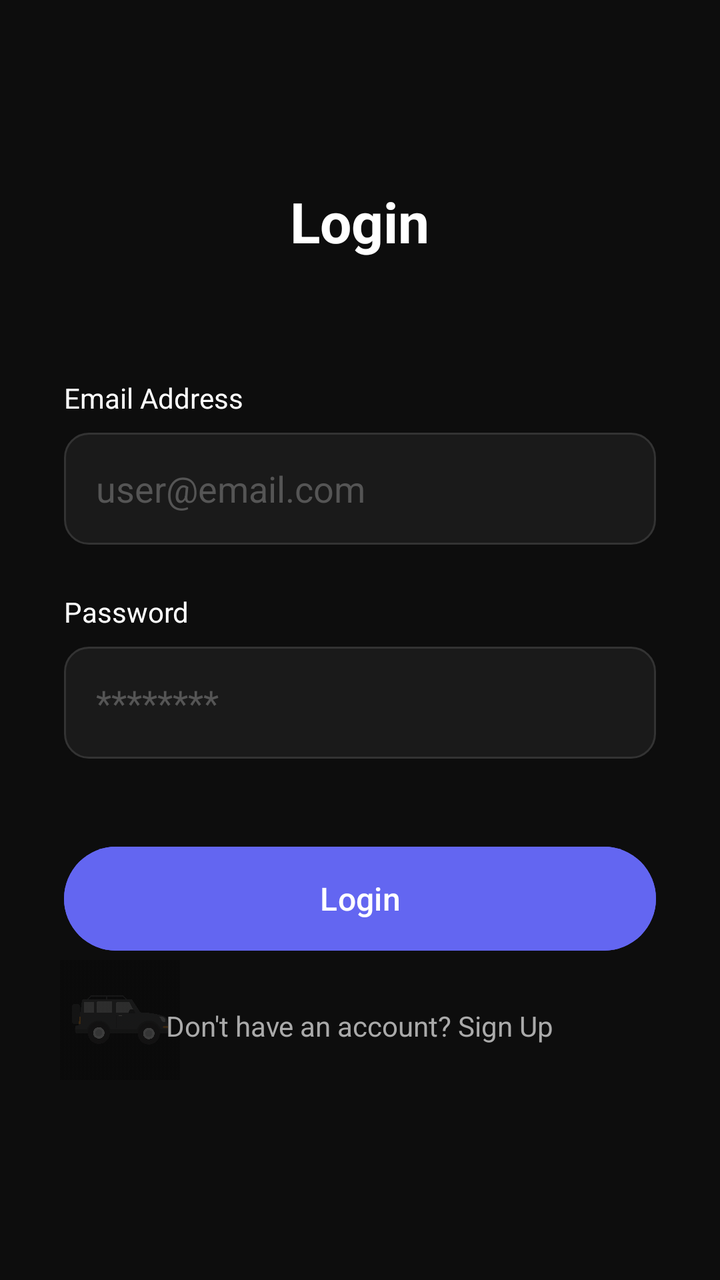
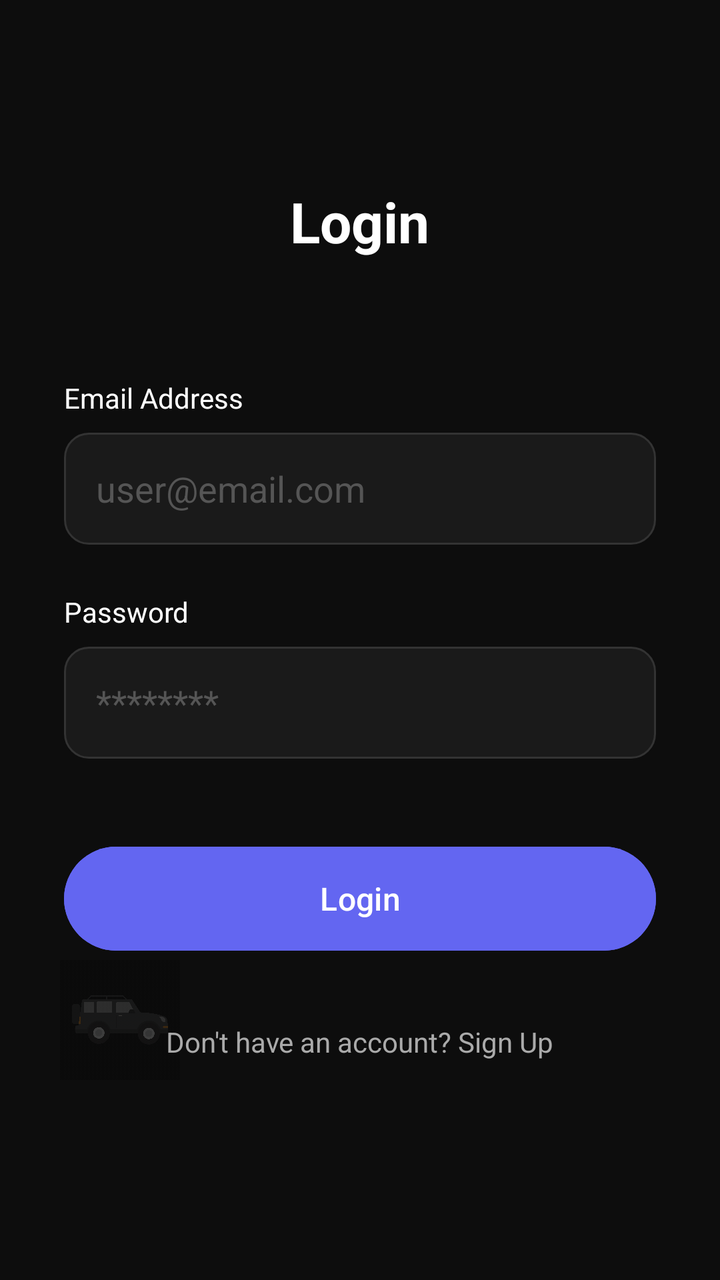

Compare the two renders of this Android layout. The source of the first and the diff that turns it into the second are given below.
<!-- AndroidManifest.xml: application theme Theme.Carpoolproject -->
<!-- res/layout/activity_login.xml -->
<?xml version="1.0" encoding="utf-8"?>
<FrameLayout xmlns:android="http://schemas.android.com/apk/res/android"
    android:layout_width="match_parent"
    android:layout_height="match_parent"
    android:background="@color/background_dark">

    <ImageView
        android:id="@+id/ivAnimatedCar"
        android:layout_width="120dp"
        android:layout_height="60dp"
        android:layout_gravity="bottom"
        android:layout_marginBottom="100dp"
        android:alpha="0.2"
        android:src="@drawable/ic_car_2" />

    <LinearLayout
        android:layout_width="match_parent"
        android:layout_height="match_parent"
        android:orientation="vertical"
        android:padding="32dp"
        android:gravity="center_horizontal">

        <TextView
            android:layout_width="wrap_content"
            android:layout_height="wrap_content"
            android:text="Login"
            android:textColor="@color/white"
            android:textSize="28sp"
            android:textStyle="bold"
            android:layout_marginTop="60dp"
            android:layout_marginBottom="60dp"/>

        <TextView
            android:layout_width="match_parent"
            android:layout_height="wrap_content"
            android:text="Email Address"
            android:textColor="@color/white"
            android:textSize="14sp"
            android:layout_marginBottom="8dp"/>

        <EditText
            android:id="@+id/etEmail"
            android:layout_width="match_parent"
            android:layout_height="56dp"
            android:background="@drawable/edit_text_bg"
            android:hint="user@email.com"
            android:textColorHint="#555555"
            android:textColor="@color/white"
            android:paddingStart="16dp"
            android:paddingEnd="16dp"
            android:inputType="textEmailAddress"
            android:layout_marginBottom="24dp"/>

        <TextView
            android:layout_width="match_parent"
            android:layout_height="wrap_content"
            android:text="Password"
            android:textColor="@color/white"
            android:textSize="14sp"
            android:layout_marginBottom="8dp"/>

        <EditText
            android:id="@+id/etPassword"
            android:layout_width="match_parent"
            android:layout_height="56dp"
            android:background="@drawable/edit_text_bg"
            android:hint="********"
            android:textColorHint="#555555"
            android:textColor="@color/white"
            android:paddingStart="16dp"
            android:paddingEnd="16dp"
            android:inputType="textPassword"
            android:layout_marginBottom="40dp"/>

        <Button
            android:id="@+id/btnLogin"
            android:layout_width="match_parent"
            android:layout_height="60dp"
            android:backgroundTint="@color/primary_blue"
            android:text="Login"
            android:textAllCaps="false"
            android:textColor="@color/white"
            android:textSize="16sp"
            android:layout_marginBottom="24dp"/>

        <TextView
            android:id="@+id/tvSignup"
            android:layout_width="wrap_content"
            android:layout_height="wrap_content"
            android:text="Don't have an account? Sign Up"
            android:textColor="#AAAAAA"
            android:layout_marginBottom="24dp"/>

    </LinearLayout>
</FrameLayout>
<!-- resources referenced by this layout -->
<resources>
  <color name="background_dark">#0D0D0D</color>
  <color name="primary_blue">#6366F1</color>
  <color name="white">#FFFFFFFF</color>
  <!-- drawable edit_text_bg (drawable) -->
  <?xml version="1.0" encoding="utf-8"?>
  <shape xmlns:android="http://schemas.android.com/apk/res/android">
      <solid android:color="#1A1A1A"/>
      <corners android:radius="12dp"/>
      <stroke android:width="1dp" android:color="#333333"/>
  </shape>
  <!-- drawable ic_car_2: png bitmap (drawable, 81089 bytes) -->
  <style name="Theme.Carpoolproject" parent="Base.Theme.Carpoolproject" />
  <style name="Base.Theme.Carpoolproject" parent="Theme.Material3.DayNight.NoActionBar">
      </style>
</resources>

<!-- the commit's change to res/layout/activity_login.xml (unified diff, before → after) -->
@@ -1,5 +1,6 @@
 <?xml version="1.0" encoding="utf-8"?>
 <FrameLayout xmlns:android="http://schemas.android.com/apk/res/android"
+    xmlns:app="http://schemas.android.com/apk/res-auto"
     android:layout_width="match_parent"
     android:layout_height="match_parent"
     android:background="@color/background_dark">
@@ -13,83 +14,98 @@
         android:alpha="0.2"
         android:src="@drawable/ic_car_2" />
 
-    <LinearLayout
+    <ScrollView
         android:layout_width="match_parent"
         android:layout_height="match_parent"
-        android:orientation="vertical"
-        android:padding="32dp"
-        android:gravity="center_horizontal">
+        android:fillViewport="true">
 
-        <TextView
-            android:layout_width="wrap_content"
-            android:layout_height="wrap_content"
-            android:text="Login"
-            android:textColor="@color/white"
-            android:textSize="28sp"
-            android:textStyle="bold"
-            android:layout_marginTop="60dp"
-            android:layout_marginBottom="60dp"/>
-
-        <TextView
+        <LinearLayout
             android:layout_width="match_parent"
             android:layout_height="wrap_content"
-            android:text="Email Address"
-            android:textColor="@color/white"
-            android:textSize="14sp"
-            android:layout_marginBottom="8dp"/>
+            android:orientation="vertical"
+            android:padding="32dp"
+            android:gravity="center_horizontal">
 
-        <EditText
-            android:id="@+id/etEmail"
-            android:layout_width="match_parent"
-            android:layout_height="56dp"
-            android:background="@drawable/edit_text_bg"
-            android:hint="user@email.com"
-            android:textColorHint="#555555"
-            android:textColor="@color/white"
-            android:paddingStart="16dp"
-            android:paddingEnd="16dp"
-            android:inputType="textEmailAddress"
-            android:layout_marginBottom="24dp"/>
+            <TextView
+                android:layout_width="wrap_content"
+                android:layout_height="wrap_content"
+                android:text="Login"
+                android:textColor="@color/white"
+                android:textSize="28sp"
+                android:textStyle="bold"
+                android:layout_marginTop="60dp"
+                android:layout_marginBottom="60dp"/>
 
-        <TextView
-            android:layout_width="match_parent"
-            android:layout_height="wrap_content"
-            android:text="Password"
-            android:textColor="@color/white"
-            android:textSize="14sp"
-            android:layout_marginBottom="8dp"/>
+            <TextView
+                android:layout_width="match_parent"
+                android:layout_height="wrap_content"
+                android:text="Email Address"
+                android:textColor="@color/white"
+                android:textSize="14sp"
+                android:layout_marginBottom="8dp"/>
 
-        <EditText
-            android:id="@+id/etPassword"
-            android:layout_width="match_parent"
-            android:layout_height="56dp"
-            android:background="@drawable/edit_text_bg"
-            android:hint="********"
-            android:textColorHint="#555555"
-            android:textColor="@color/white"
-            android:paddingStart="16dp"
-            android:paddingEnd="16dp"
-            android:inputType="textPassword"
-            android:layout_marginBottom="40dp"/>
+            <EditText
+                android:id="@+id/etEmail"
+                android:layout_width="match_parent"
+                android:layout_height="56dp"
+                android:background="@drawable/edit_text_bg"
+                android:hint="user@email.com"
+                android:textColorHint="#555555"
+                android:textColor="@color/white"
+                android:paddingStart="16dp"
+                android:paddingEnd="16dp"
+                android:inputType="textEmailAddress"
+                android:layout_marginBottom="24dp"/>
 
-        <Button
-            android:id="@+id/btnLogin"
-            android:layout_width="match_parent"
-            android:layout_height="60dp"
-            android:backgroundTint="@color/primary_blue"
-            android:text="Login"
-            android:textAllCaps="false"
-            android:textColor="@color/white"
-            android:textSize="16sp"
-            android:layout_marginBottom="24dp"/>
+            <TextView
+                android:layout_width="match_parent"
+                android:layout_height="wrap_content"
+                android:text="Password"
+                android:textColor="@color/white"
+                android:textSize="14sp"
+                android:layout_marginBottom="8dp"/>
 
-        <TextView
-            android:id="@+id/tvSignup"
-            android:layout_width="wrap_content"
-            android:layout_height="wrap_content"
-            android:text="Don't have an account? Sign Up"
-            android:textColor="#AAAAAA"
-            android:layout_marginBottom="24dp"/>
+            <EditText
+                android:id="@+id/etPassword"
+                android:layout_width="match_parent"
+                android:layout_height="56dp"
+                android:background="@drawable/edit_text_bg"
+                android:hint="********"
+                android:textColorHint="#555555"
+                android:textColor="@color/white"
+                android:paddingStart="16dp"
+                android:paddingEnd="16dp"
+                android:inputType="textPassword"
+                android:layout_marginBottom="40dp"/>
 
-    </LinearLayout>
+            <Button
+                android:id="@+id/btnLogin"
+                android:layout_width="match_parent"
+                android:layout_height="60dp"
+                android:backgroundTint="@color/primary_blue"
+                android:text="Login"
+                android:textAllCaps="false"
+                android:textColor="@color/white"
+                android:textSize="16sp"
+                android:layout_marginBottom="24dp"/>
+
+            <ProgressBar
+                android:id="@+id/progressBar"
+                android:layout_width="wrap_content"
+                android:layout_height="wrap_content"
+                android:layout_marginBottom="24dp"
+                android:visibility="gone"
+                android:indeterminateTint="@color/primary_blue"/>
+
+            <TextView
+                android:id="@+id/tvSignup"
+                android:layout_width="wrap_content"
+                android:layout_height="wrap_content"
+                android:text="Don't have an account? Sign Up"
+                android:textColor="#AAAAAA"
+                android:layout_marginBottom="24dp"
+                android:padding="8dp"/>
+
+        </LinearLayout>
+    </ScrollView>
 </FrameLayout>
